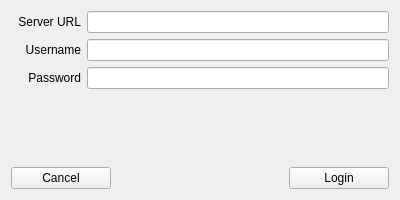
Qt form fittrackee-uploader/ui/login.ui (ebrithiljonas/fittrackee-uploader) before a commit.
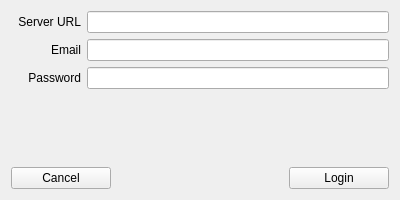
The same form after that commit.

What changed in the file:
```diff
--- a/fittrackee-uploader/ui/login.ui
+++ b/fittrackee-uploader/ui/login.ui
@@ -54,7 +54,7 @@
         </size>
        </property>
        <property name="text">
-        <string>Username</string>
+        <string>Email</string>
        </property>
        <property name="alignment">
         <set>Qt::AlignRight|Qt::AlignTrailing|Qt::AlignVCenter</set>
```
Left out of the diff: 2 changed lines with no effect on the pictures.
